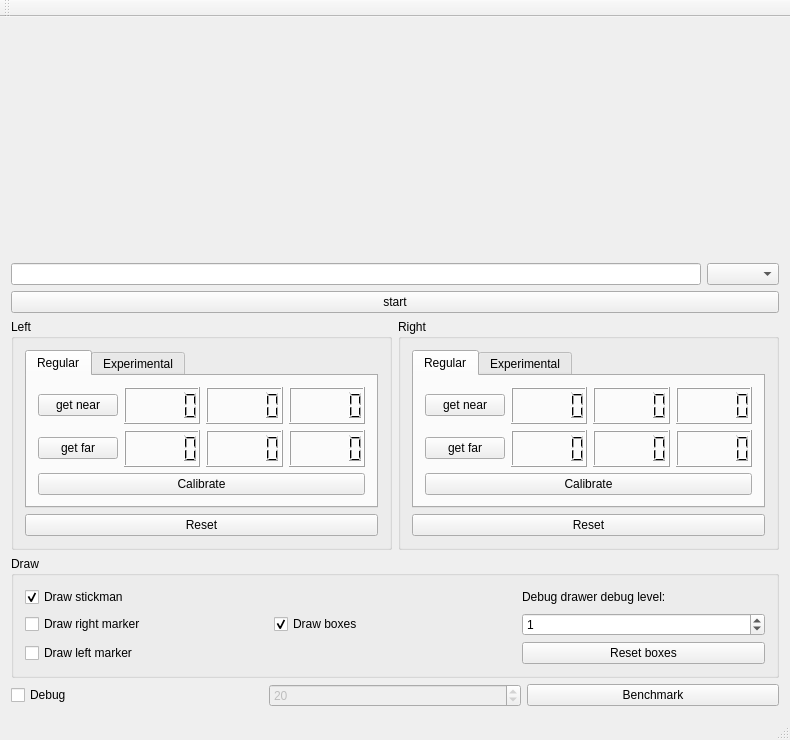
Above: mainwindow.ui from janisozaur/inz_stickman before the change. Below: the same form after it.
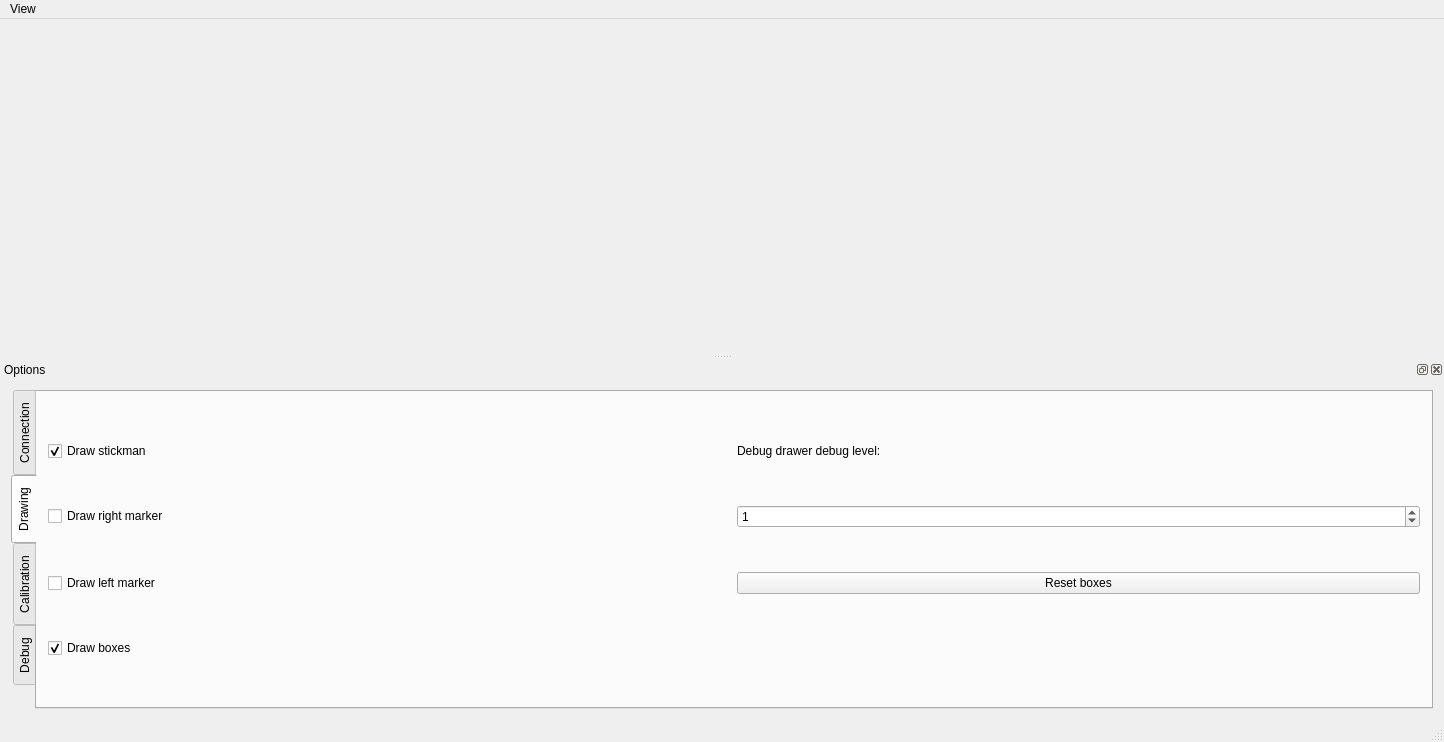
That is the form after the change. The open tabs and pages were chosen to show the change. Custom widgets are drawn as their Qt base class.

Commit message: update ui to tabbed widget and use dock - the options panel can now be hidden

```diff
--- a/mainwindow.ui
+++ b/mainwindow.ui
@@ -6,8 +6,8 @@
    <rect>
     <x>0</x>
     <y>0</y>
-    <width>790</width>
-    <height>740</height>
+    <width>1444</width>
+    <height>742</height>
    </rect>
   </property>
   <property name="windowTitle">
@@ -32,6 +32,53 @@
       </item>
      </layout>
     </item>
+   </layout>
+  </widget>
+  <widget class="QMenuBar" name="menuBar">
+   <property name="geometry">
+    <rect>
+     <x>0</x>
+     <y>0</y>
+     <width>1444</width>
+     <height>25</height>
+    </rect>
+   </property>
+   <widget class="QMenu" name="menuView">
+    <property name="title">
+     <string>View</string>
+    </property>
+   </widget>
+   <addaction name="menuView"/>
+  </widget>
+  <widget class="QStatusBar" name="statusBar"/>
+  <widget class="QDockWidget" name="optionsDockWidget">
+   <property name="minimumSize">
+    <size>
+     <width>766</width>
+     <height>360</height>
+    </size>
+   </property>
+   <property name="windowTitle">
+    <string>Options</string>
+   </property>
+   <attribute name="dockWidgetArea">
+    <number>8</number>
+   </attribute>
+   <widget class="QWidget" name="dockWidgetContents_12">
+    <layout class="QHBoxLayout" name="horizontalLayout_5">
+     <item>
+      <widget class="QTabWidget" name="tabWidget">
+       <property name="tabPosition">
+        <enum>QTabWidget::West</enum>
+       </property>
+       <property name="currentIndex">
+        <number>0</number>
+       </property>
+       <widget class="QWidget" name="connectionTab">
+        <attribute name="title">
+         <string>Connection</string>
+        </attribute>
+        <layout class="QVBoxLayout" name="verticalLayout_11">
     <item>
      <layout class="QHBoxLayout" name="horizontalLayout">
       <item>
@@ -49,11 +96,75 @@
       </property>
      </widget>
     </item>
-    <item>
-     <layout class="QHBoxLayout" name="pointsManagerHorizontalLayout">
-      <property name="sizeConstraint">
-       <enum>QLayout::SetFixedSize</enum>
-      </property>
+        </layout>
+       </widget>
+       <widget class="QWidget" name="drawingTab">
+        <attribute name="title">
+         <string>Drawing</string>
+        </attribute>
+        <layout class="QGridLayout" name="gridLayout_2">
+         <item row="0" column="0">
+          <widget class="QCheckBox" name="drawStickmanCheckBox">
+           <property name="text">
+            <string>Draw stickman</string>
+           </property>
+           <property name="checked">
+            <bool>true</bool>
+           </property>
+          </widget>
+         </item>
+         <item row="0" column="1">
+          <widget class="QLabel" name="label">
+           <property name="text">
+            <string>Debug drawer debug level:</string>
+           </property>
+          </widget>
+         </item>
+         <item row="1" column="0">
+          <widget class="QCheckBox" name="drawRightMarkerCheckBox">
+           <property name="text">
+            <string>Draw right marker</string>
+           </property>
+          </widget>
+         </item>
+         <item row="1" column="1">
+          <widget class="QSpinBox" name="spinBox">
+           <property name="value">
+            <number>1</number>
+           </property>
+          </widget>
+         </item>
+         <item row="2" column="0">
+          <widget class="QCheckBox" name="drawLeftMarkerCheckBox">
+           <property name="text">
+            <string>Draw left marker</string>
+           </property>
+          </widget>
+         </item>
+         <item row="2" column="1">
+          <widget class="QPushButton" name="resetBoxesPushButton">
+           <property name="text">
+            <string>Reset boxes</string>
+           </property>
+          </widget>
+         </item>
+         <item row="3" column="0">
+          <widget class="QCheckBox" name="drawBoxesCheckBox">
+           <property name="text">
+            <string>Draw boxes</string>
+           </property>
+           <property name="checked">
+            <bool>true</bool>
+           </property>
+          </widget>
+         </item>
+        </layout>
+       </widget>
+       <widget class="QWidget" name="calibrationTab">
+        <attribute name="title">
+         <string>Calibration</string>
+        </attribute>
+        <layout class="QHBoxLayout" name="horizontalLayout_2">
       <item>
        <widget class="QGroupBox" name="leftGroupBox">
         <property name="sizePolicy">
@@ -291,73 +402,12 @@
        </widget>
       </item>
      </layout>
-    </item>
-    <item>
-     <widget class="QGroupBox" name="drawSettingsGroupBox">
-      <property name="title">
-       <string>Draw</string>
-      </property>
-      <layout class="QGridLayout" name="gridLayout">
-       <item row="0" column="0">
-        <widget class="QCheckBox" name="drawStickmanCheckBox">
-         <property name="text">
-          <string>Draw stickman</string>
-         </property>
-         <property name="checked">
-          <bool>true</bool>
-         </property>
-        </widget>
-       </item>
-       <item row="1" column="0">
-        <widget class="QCheckBox" name="drawRightMarkerCheckBox">
-         <property name="text">
-          <string>Draw right marker</string>
-         </property>
-        </widget>
-       </item>
-       <item row="2" column="0">
-        <widget class="QCheckBox" name="drawLeftMarkerCheckBox">
-         <property name="text">
-          <string>Draw left marker</string>
-         </property>
-        </widget>
-       </item>
-       <item row="0" column="2">
-        <widget class="QLabel" name="label">
-         <property name="text">
-          <string>Debug drawer debug level:</string>
-         </property>
-        </widget>
-       </item>
-       <item row="1" column="2">
-        <widget class="QSpinBox" name="spinBox">
-         <property name="value">
-          <number>1</number>
-         </property>
-        </widget>
-       </item>
-       <item row="2" column="2">
-        <widget class="QPushButton" name="resetBoxesPushButton">
-         <property name="text">
-          <string>Reset boxes</string>
-         </property>
-        </widget>
-       </item>
-       <item row="1" column="1">
-        <widget class="QCheckBox" name="drawBoxesCheckBox">
-         <property name="text">
-          <string>Draw boxes</string>
-         </property>
-         <property name="checked">
-          <bool>true</bool>
-         </property>
-        </widget>
-       </item>
-      </layout>
-     </widget>
-    </item>
-    <item>
-     <layout class="QHBoxLayout" name="horizontalLayout_2">
+       </widget>
+       <widget class="QWidget" name="debugTab">
+        <attribute name="title">
+         <string>Debug</string>
+        </attribute>
+        <layout class="QVBoxLayout" name="verticalLayout_12">
       <item>
        <widget class="QCheckBox" name="debugEnableCheckBox">
         <property name="toolTip">
@@ -395,28 +445,12 @@
        </widget>
       </item>
      </layout>
+       </widget>
+      </widget>
     </item>
    </layout>
   </widget>
-  <widget class="QMenuBar" name="menuBar">
-   <property name="geometry">
-    <rect>
-     <x>0</x>
-     <y>0</y>
-     <width>790</width>
-     <height>25</height>
-    </rect>
-   </property>
   </widget>
-  <widget class="QToolBar" name="mainToolBar">
-   <attribute name="toolBarArea">
-    <enum>TopToolBarArea</enum>
-   </attribute>
-   <attribute name="toolBarBreak">
-    <bool>false</bool>
-   </attribute>
-  </widget>
-  <widget class="QStatusBar" name="statusBar"/>
  </widget>
  <layoutdefault spacing="6" margin="11"/>
  <customwidgets>
```
Lines whose indentation alone changed are shown as unchanged. The commit also changes 1 other file.
